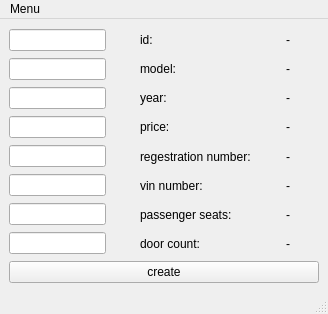
This is SDI/PR9/mainwindow.ui in userDymon/OOP_practice as Qt 5 draws it before an edit. The edited form follows.
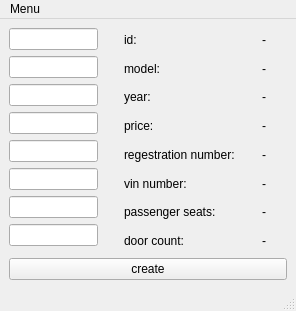
This is the edited form.

The edit to the form file:
```diff
--- a/SDI/PR9/mainwindow.ui
+++ b/SDI/PR9/mainwindow.ui
@@ -6,8 +6,8 @@
    <rect>
     <x>0</x>
     <y>0</y>
-    <width>328</width>
-    <height>314</height>
+    <width>296</width>
+    <height>311</height>
    </rect>
   </property>
   <property name="windowTitle">
@@ -224,7 +224,7 @@
     <rect>
      <x>0</x>
      <y>0</y>
-     <width>328</width>
+     <width>296</width>
      <height>20</height>
     </rect>
    </property>
```
